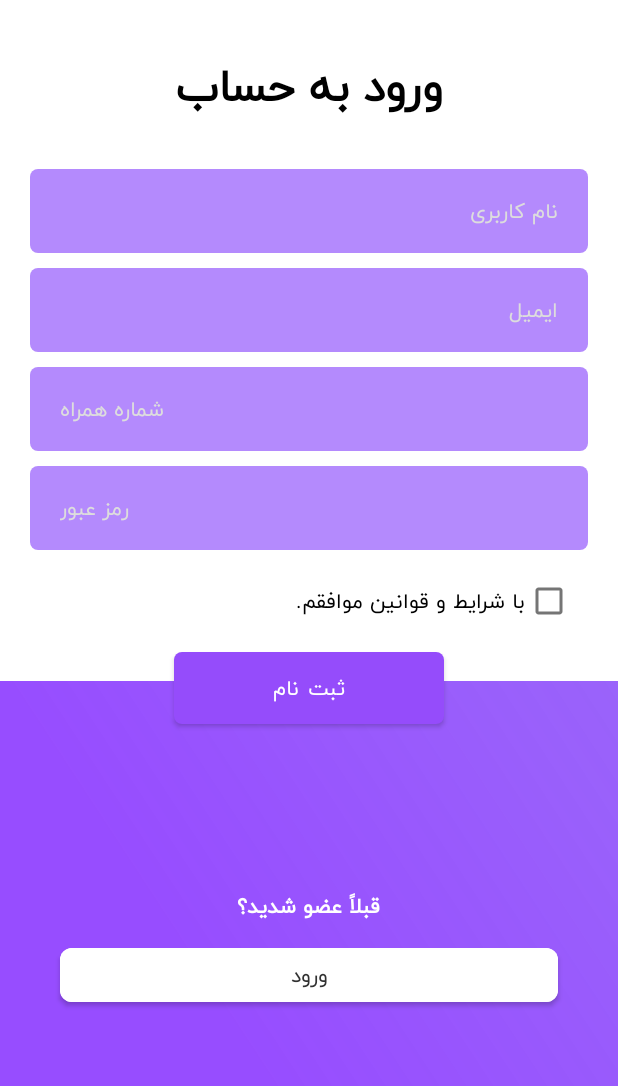
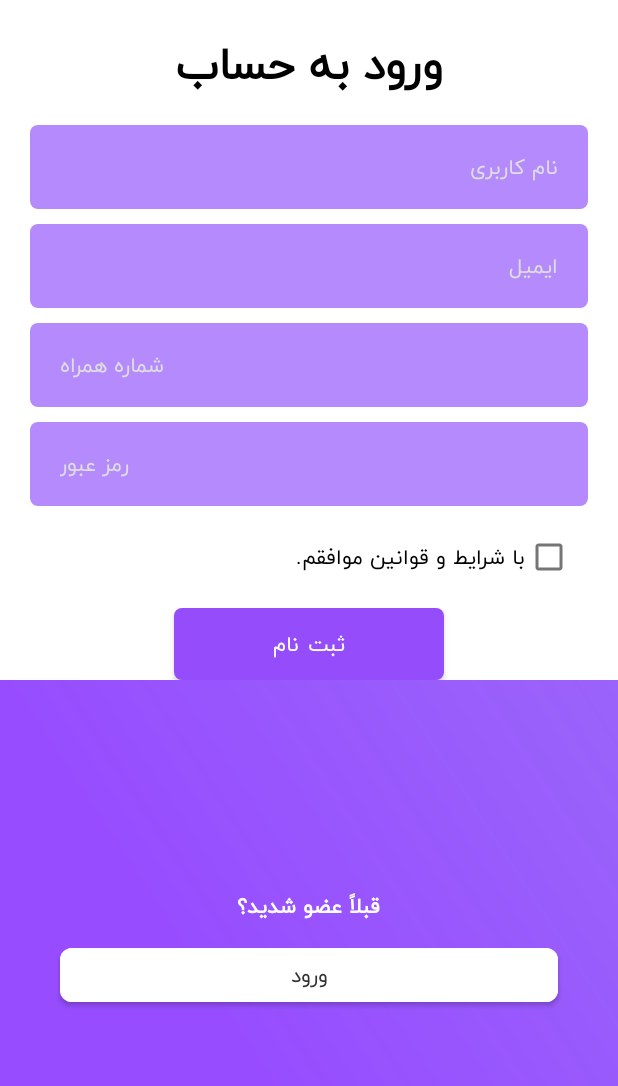
Before and after one commit to SadeghTjk/DantehViewer, an Android app: the SignUpActivity screen opened directly, with no data from a screen before it, after a tap on "ثبت نام", on a phone screen of 412 x 824 dp, the part 150-1236 px from its top. Run offline under Robolectric (Android 15) with nearby library versions, the phone set to English and light mode, and no system bars; libraries missing offline, so code that uses them is left out: com.github.florent37.shapeofview, com.parse; plain views replace ArcView.

Commit message:
trim and finish

```diff
--- a/app/src/main/java/net/danteh/dantehviewer/login/SignUpActivity.java
+++ b/app/src/main/java/net/danteh/dantehviewer/login/SignUpActivity.java
@@ -33,7 +33,7 @@ public class SignUpActivity extends AppCompatActivity {
     @Override
     protected void onCreate(Bundle savedInstanceState) {
         super.onCreate(savedInstanceState);
-        setContentView(R.layout.activity_sign_up);
+        setContentView(R.layout.activity_sign_up2);
 
         email_input = findViewById(R.id.email);
         password_input = findViewById(R.id.password);
@@ -47,10 +47,10 @@ public class SignUpActivity extends AppCompatActivity {
             @Override
             public void onClick(View view) {
                 Toast.makeText(SignUpActivity.this, "Sign Up Button Clicked", Toast.LENGTH_LONG).show();
-                name = name_input.getText().toString().toLowerCase();
-                email = email_input.getText().toString().toLowerCase();
-                pass = password_input.getText().toString();
-                phone = phone_input.getText().toString();
+                name = name_input.getText().toString().toLowerCase().trim();
+                email = email_input.getText().toString().toLowerCase().trim();
+                pass = password_input.getText().toString().trim();
+                phone = phone_input.getText().toString().trim();
 
                 if (name.isEmpty() || email.isEmpty() || phone.isEmpty() || pass.isEmpty())
                     Toast.makeText(SignUpActivity.this, "لطفا فرم را کامل پر کنید.", Toast.LENGTH_LONG).show();
@@ -66,6 +66,7 @@ public class SignUpActivity extends AppCompatActivity {
                             if (e == null) {
                                 Intent i = new Intent(SignUpActivity.this, MainActivity.class);
                                 startActivity(i);
+                                finish();
 
                             } else {
                                 if (e.getCode() == 202)
```
